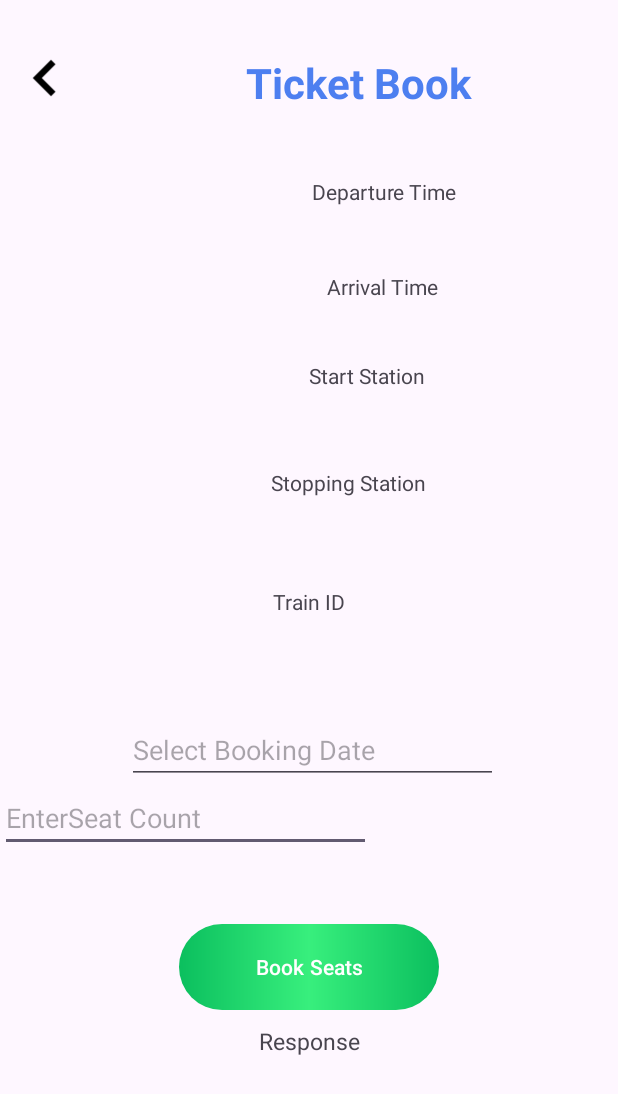
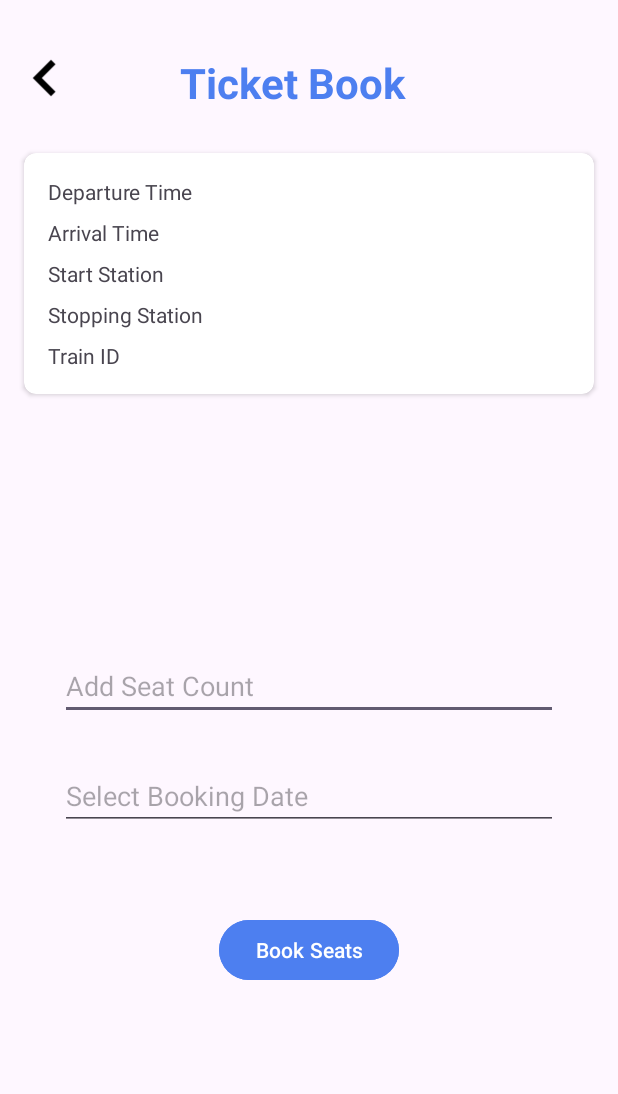
Before and after one commit to BTMR48/DreamTravelMobile, an Android app: the train_ticket_book screen opened directly, with no data from a screen before it, after a tap on "Book Seats", on a phone screen of 412 x 824 dp. Shown: the top 1094 px of the screen. Run offline under Robolectric (Android 15) with nearby library versions, the phone set to English and light mode, and no system bars.

Commit message:
booking done

```diff
--- a/app/src/main/java/com/tbmr/dreamtravel/train_ticket_book.java
+++ b/app/src/main/java/com/tbmr/dreamtravel/train_ticket_book.java
@@ -33,7 +33,7 @@ public class train_ticket_book extends AppCompatActivity {
     EditText seatCountEditText,bookDate;
     Button book,bookTicket;
     TextView departureTimeTextView, arrivalTimeTextView, startStationTextView, stoppingStationTextView, trainIdTextView;
-    private TextView responseTV;
+//    private TextView responseTV;
     private ProgressBar loadingPB;
 
     @Override
@@ -50,7 +50,7 @@ public class train_ticket_book extends AppCompatActivity {
         startStationTextView = findViewById(R.id.startStation);
         stoppingStationTextView = findViewById(R.id.stoppingStation);
         trainIdTextView = findViewById(R.id.trainId);
-        responseTV = findViewById(R.id.idTVResponse); // Make sure you have a TextView with this ID in your layout
+//        responseTV = findViewById(R.id.idTVResponse); // Make sure you have a TextView with this ID in your layout
         loadingPB = findViewById(R.id.idLoadingPB); // Make sure you have a ProgressBar with this ID in your layout
         // Get the schedule ID passed from the previous activity
         // Initialize calendar and get the current date
@@ -60,21 +60,47 @@ public class train_ticket_book extends AppCompatActivity {
         final int day = calendar.get(Calendar.DAY_OF_MONTH);
         // Calculate the minimum date (yesterday)
         Calendar maxDate = Calendar.getInstance();
-        maxDate.add(Calendar.YEAR, -10);
+        maxDate.add(Calendar.DAY_OF_MONTH,+30);
         Calendar minDate = Calendar.getInstance();
-        minDate.add(Calendar.YEAR, -100);
+        minDate.add(Calendar.DAY_OF_MONTH,+ 1);
         Intent intent = getIntent();
 
         String scheduleId = intent.getStringExtra("scheduleId");
         System.out.println("scheduleId: train_ticket_book " + scheduleId);
 
         book.setOnClickListener(v -> {
-            if (bookDate.getText().toString().isEmpty() || seatCountEditText.getText().toString().isEmpty() ) {
-                Toast.makeText(train_ticket_book.this, "Please fill out bookDate and seatCount", Toast.LENGTH_SHORT).show();
+            String bookDateValue = bookDate.getText().toString();
+            String seatCountValue = seatCountEditText.getText().toString();
+
+            // Check if both fields are empty
+            if (bookDateValue.isEmpty() && seatCountValue.isEmpty()) {
+                Toast.makeText(train_ticket_book.this, "Please fill the seat count and date", Toast.LENGTH_SHORT).show();
                 return;
             }
+
+            // Check if date is empty
+            if (bookDateValue.isEmpty()) {
+                Toast.makeText(train_ticket_book.this, "Please add date", Toast.LENGTH_SHORT).show();
+                return;
+            }
+
+            // Check if seat count is empty
+            if (seatCountValue.isEmpty()) {
+                Toast.makeText(train_ticket_book.this, "Please add seat count", Toast.LENGTH_SHORT).show();
+                return;
+            }
+
+            // Parse the seat count value and validate it
+            int seatCount = Integer.parseInt(seatCountValue);
+            if (seatCount < 1 || seatCount > 4) {
+                Toast.makeText(train_ticket_book.this, "Invalid seat count", Toast.LENGTH_SHORT).show();
+                return;
+            }
+
+            // If all validations pass, proceed to book seats
             bookSeats(scheduleId);
         });
+
 
         bookDate.setOnClickListener(new View.OnClickListener() {
             @Override
@@ -130,11 +156,11 @@ public class train_ticket_book extends AppCompatActivity {
                         runOnUiThread(new Runnable() {
                             @Override
                             public void run() {
-                                departureTimeTextView.setText(departureTime);
-                                arrivalTimeTextView.setText(arrivalTime);
-                                startStationTextView.setText(startStation);
-                                stoppingStationTextView.setText(stoppingStation);
-                                trainIdTextView.setText(trainId);
+                                departureTimeTextView.setText("Departure Time : " + departureTime);
+                                arrivalTimeTextView.setText("Arrival Time : " + arrivalTime);
+                                startStationTextView.setText("Start Station : " + startStation);
+                                stoppingStationTextView.setText("Stopping Station : " + stoppingStation);
+                                trainIdTextView.setText("Train Id: " + trainId);
                             }
                         });
                     }
@@ -230,7 +256,7 @@ public class train_ticket_book extends AppCompatActivity {
                         // Handle failure
                         new Handler(Looper.getMainLooper()).post(() -> {
                             Toast.makeText(train_ticket_book.this, "Booking failed", Toast.LENGTH_SHORT).show();
-                            responseTV.setText("Booked Failed");
+//                            responseTV.setText("Booked Failed");
                             System.out.println("------------------------------------------");
                             System.out.println("Booked Failed");
                             System.out.println("bookingID: " + String.valueOf(System.currentTimeMillis()));
@@ -248,7 +274,7 @@ public class train_ticket_book extends AppCompatActivity {
                     e.printStackTrace();
                     new Handler(Looper.getMainLooper()).post(() -> {
                         Toast.makeText(train_ticket_book.this, "Network error: " + e.getMessage(), Toast.LENGTH_SHORT).show();
-                        responseTV.setText("Network error in  API call: " + e.getMessage());
+//                        responseTV.setText("Network error in  API call: " + e.getMessage());
                         loadingPB.setVisibility(View.GONE);
                     });
                 }
--- a/app/src/main/res/layout/activity_train_ticket_book.xml
+++ b/app/src/main/res/layout/activity_train_ticket_book.xml
@@ -23,11 +23,11 @@
 
     <TextView
         android:id="@+id/product"
-        android:layout_width="183dp"
-        android:layout_height="wrap_content"
+        android:layout_width="217dp"
+        android:layout_height="42dp"
         android:layout_alignParentTop="true"
         android:layout_alignParentEnd="true"
-        android:layout_marginStart="108dp"
+        android:layout_marginStart="64dp"
         android:layout_marginTop="36dp"
         android:layout_toEndOf="@+id/back"
         android:fontFamily="arial"
@@ -38,116 +38,116 @@
         app:layout_constraintStart_toEndOf="@+id/back"
         app:layout_constraintTop_toTopOf="parent" />
 
+    <androidx.cardview.widget.CardView
+        android:id="@+id/cardView"
+        android:layout_width="0dp"
+        android:layout_height="wrap_content"
+        android:layout_marginStart="16dp"
+        android:layout_marginTop="24dp"
+        android:layout_marginEnd="16dp"
+        android:elevation="4dp"
+        app:cardCornerRadius="8dp"
+        app:layout_constraintEnd_toEndOf="parent"
+        app:layout_constraintStart_toStartOf="parent"
+        app:layout_constraintTop_toBottomOf="@+id/product">
+
+        <LinearLayout
+            android:layout_width="match_parent"
+            android:layout_height="wrap_content"
+            android:orientation="vertical"
+            android:padding="16dp">
+
             <TextView
                 android:id="@+id/departureTime"
                 android:layout_width="wrap_content"
                 android:layout_height="wrap_content"
-        android:layout_marginStart="207dp"
-        android:layout_marginTop="44dp"
-        android:layout_marginEnd="107dp"
-        android:text="Departure Time"
-        app:layout_constraintEnd_toEndOf="parent"
-        app:layout_constraintStart_toStartOf="parent"
-        app:layout_constraintTop_toBottomOf="@+id/product" />
+                android:text="Departure Time" />
 
             <TextView
                 android:id="@+id/arrivalTime"
                 android:layout_width="wrap_content"
                 android:layout_height="wrap_content"
-        android:layout_marginStart="217dp"
-        android:layout_marginTop="44dp"
-        android:layout_marginEnd="119dp"
-        android:text="Arrival Time"
-        app:layout_constraintEnd_toEndOf="parent"
-        app:layout_constraintStart_toStartOf="parent"
-        app:layout_constraintTop_toBottomOf="@+id/departureTime" />
+                android:layout_marginTop="8dp"
+                android:text="Arrival Time" />
 
             <TextView
                 android:id="@+id/startStation"
                 android:layout_width="wrap_content"
                 android:layout_height="wrap_content"
-        android:layout_marginStart="205dp"
-        android:layout_marginTop="40dp"
-        android:layout_marginEnd="128dp"
-        android:text="Start Station"
-        app:layout_constraintEnd_toEndOf="parent"
-        app:layout_constraintStart_toStartOf="parent"
-        app:layout_constraintTop_toBottomOf="@+id/arrivalTime" />
+                android:layout_marginTop="8dp"
+                android:text="Start Station" />
 
             <TextView
                 android:id="@+id/stoppingStation"
                 android:layout_width="wrap_content"
                 android:layout_height="wrap_content"
-        android:layout_marginStart="180dp"
-        android:layout_marginTop="52dp"
-        android:layout_marginEnd="128dp"
-        android:text="Stopping Station"
-        app:layout_constraintEnd_toEndOf="parent"
-        app:layout_constraintStart_toStartOf="parent"
-        app:layout_constraintTop_toBottomOf="@+id/startStation" />
+                android:layout_marginTop="8dp"
+                android:text="Stopping Station" />
 
             <TextView
                 android:id="@+id/trainId"
                 android:layout_width="wrap_content"
                 android:layout_height="wrap_content"
-        android:layout_marginTop="60dp"
-        android:text="Train ID"
+                android:layout_marginTop="8dp"
+                android:text="Train ID" />
+
+        </LinearLayout>
+
+    </androidx.cardview.widget.CardView>
+
+
+    <com.google.android.material.textfield.TextInputLayout
+        android:id="@+id/bookDateLayout"
+        android:layout_width="0dp"
+        android:layout_height="wrap_content"
+        android:layout_marginTop="32dp"
         app:layout_constraintEnd_toEndOf="parent"
         app:layout_constraintStart_toStartOf="parent"
-        app:layout_constraintTop_toBottomOf="@+id/stoppingStation" />
+        app:layout_constraintTop_toBottomOf="@+id/product">
 
-    <EditText
-        android:id="@+id/bookDate"
-        android:layout_width="247dp"
-        android:layout_height="45dp"
-        android:layout_marginStart="80dp"
-        android:layout_marginTop="340dp"
-        android:layout_marginEnd="80dp"
-        android:clickable="true"
-        android:ems="10"
-        android:focusable="false"
-        android:hint="Select Booking Date"
-        app:layout_constraintEnd_toEndOf="parent"
-        app:layout_constraintHorizontal_bias="1.0"
-        app:layout_constraintStart_toStartOf="parent"
-        app:layout_constraintTop_toBottomOf="@+id/departureTime"
-        tools:ignore="TouchTargetSizeCheck,SpeakableTextPresentCheck" />
+    </com.google.android.material.textfield.TextInputLayout>
 
-    <EditText
-        android:id="@+id/seatCount"
-        android:layout_width="247dp"
-        android:layout_height="45dp"
-        android:ems="10"
-        android:hint="EnterSeat Count"
-        app:layout_constraintTop_toBottomOf="@+id/bookDate"
-        tools:ignore="MissingConstraints,SpeakableTextPresentCheck,TouchTargetSizeCheck"
-        tools:layout_editor_absoluteX="85dp" />
-
-    <Button
-        android:id="@+id/bookTicket"
-        android:layout_width="173dp"
-        android:layout_height="57dp"
-        android:layout_marginTop="48dp"
-        android:background="@drawable/btn_green_gradient"
-        android:gravity="center"
-        android:text="Book Seats"
-        app:backgroundTint="@null"
+    <com.google.android.material.textfield.TextInputLayout
+        android:id="@+id/seatCountLayout"
+        android:layout_width="0dp"
+        android:layout_height="wrap_content"
         app:layout_constraintEnd_toEndOf="parent"
         app:layout_constraintStart_toStartOf="parent"
-        app:layout_constraintTop_toBottomOf="@+id/seatCount" />
-    <TextView
-        android:id="@+id/idTVResponse"
-        android:layout_width="match_parent"
+        tools:layout_editor_absoluteY="444dp"
+        tools:ignore="MissingConstraints">
+
+    </com.google.android.material.textfield.TextInputLayout>
+
+
+    <com.google.android.material.button.MaterialButton
+        android:id="@+id/bookTicket"
+        android:layout_width="wrap_content"
         android:layout_height="wrap_content"
-        android:layout_margin="10dp"
-        android:layout_marginTop="8dp"
-        android:gravity="center_horizontal"
-        android:text="Response"
-        android:textAlignment="center"
-        android:textSize="15sp"
-        app:layout_constraintTop_toBottomOf="@+id/bookTicket"
-        tools:ignore="MissingConstraints"
-        tools:layout_editor_absoluteX="16dp" />
+        android:layout_marginStart="146dp"
+        android:layout_marginTop="56dp"
+        android:layout_marginEnd="146dp"
+        android:backgroundTint="@color/blue"
+        android:text="Book Seats"
+        app:layout_constraintEnd_toEndOf="parent"
+        app:layout_constraintHorizontal_bias="0.0"
+        app:layout_constraintStart_toStartOf="parent"
+        app:layout_constraintTop_toBottomOf="@+id/bookDate"
+        tools:ignore="MissingConstraints" />
+
+<!--    <TextView-->
+<!--        android:id="@+id/idTVResponse"-->
+<!--        android:layout_width="match_parent"-->
+<!--        android:layout_height="wrap_content"-->
+<!--        android:layout_margin="10dp"-->
+<!--        android:layout_marginTop="12dp"-->
+<!--        android:gravity="center_horizontal"-->
+<!--        android:text="Response"-->
+<!--        android:textAlignment="center"-->
+<!--        android:textSize="15sp"-->
+<!--        app:layout_constraintTop_toBottomOf="@+id/bookTicket"-->
+<!--        tools:ignore="MissingConstraints"-->
+<!--        tools:layout_editor_absoluteX="0dp"-->
+<!--        tools:visibility="gone" />-->
 
     <ProgressBar
         android:id="@+id/idLoadingPB"
@@ -155,9 +155,37 @@
         android:layout_height="135dp"
         android:layout_gravity="center"
 
+        android:layout_marginTop="172dp"
+
+        android:visibility="invisible"
+        app:layout_constraintEnd_toEndOf="parent"
+        app:layout_constraintHorizontal_bias="0.513"
+        app:layout_constraintStart_toStartOf="parent"
+        app:layout_constraintTop_toBottomOf="@+id/cardView"
+        tools:ignore="MissingConstraints" />
+
+    <com.google.android.material.textfield.TextInputEditText
+        android:id="@+id/seatCount"
+        android:layout_width="match_parent"
+        android:layout_height="wrap_content"
+        android:layout_marginStart="40dp"
+        android:layout_marginTop="172dp"
+        android:layout_marginEnd="40dp"
+        android:hint="Add Seat Count"
+        app:layout_constraintEnd_toEndOf="parent"
+        app:layout_constraintStart_toStartOf="parent"
+        app:layout_constraintTop_toBottomOf="@+id/cardView" />
+
+    <com.google.android.material.textfield.TextInputEditText
+        android:id="@+id/bookDate"
+        android:layout_width="match_parent"
+        android:layout_height="wrap_content"
+        android:layout_marginStart="40dp"
         android:layout_marginTop="28dp"
-        android:visibility="invisible"
-        app:layout_constraintTop_toBottomOf="@+id/trainId"
-        tools:ignore="MissingConstraints"
-        tools:layout_editor_absoluteX="149dp" />
+        android:layout_marginEnd="40dp"
+        android:hint="Select Booking Date"
+        app:layout_constraintEnd_toEndOf="parent"
+        app:layout_constraintHorizontal_bias="1.0"
+        app:layout_constraintStart_toStartOf="parent"
+        app:layout_constraintTop_toBottomOf="@+id/seatCount" />
 </androidx.constraintlayout.widget.ConstraintLayout>
```
Lines whose indentation alone changed are shown as unchanged.
